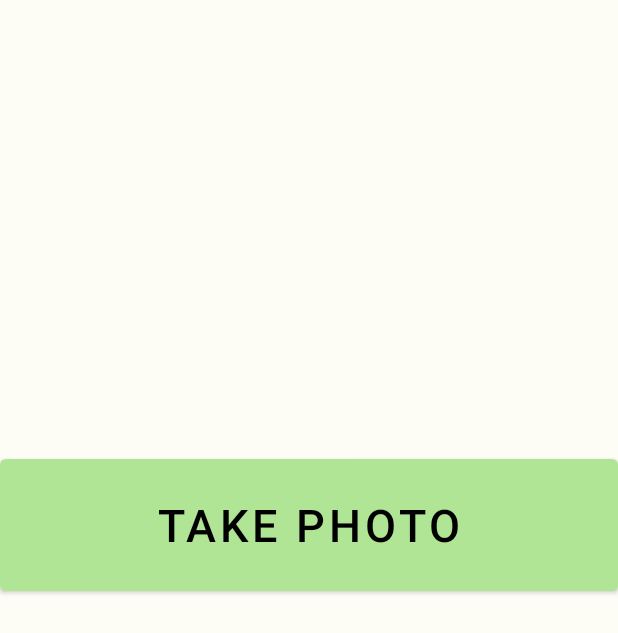
After one commit to lin-jeffrey/bay-bucket, an Android app: the layout image_test.xml on its own in the app's theme, with its tools: preview values and no code run, on a phone screen of 412 x 824 dp. The commit adds this screen. Shown: the top 633 px of the screen. Run offline under Robolectric (Android 15) with nearby library versions, the phone set to English and light mode, and no system bars; Roboto replaces fonts that are not available here.

Commit message:
Take photo test

```diff
--- /dev/null
+++ b/app/src/main/res/layout/image_test.xml
@@ -0,0 +1,29 @@
+<?xml version="1.0" encoding="utf-8"?>
+<LinearLayout
+    xmlns:android="http://schemas.android.com/apk/res/android"
+    android:layout_width="match_parent"
+    android:layout_height="match_parent"
+    xmlns:app="http://schemas.android.com/apk/res-auto"
+    xmlns:tools="http://schemas.android.com/tools"
+    android:orientation="vertical"
+    android:background="@color/light_green_background"
+    tools:context="ImageTestActivity">
+    <ImageView
+        android:id="@+id/test_image_view"
+        android:layout_width="match_parent"
+        android:layout_height="300dp"/>
+    <Button
+        android:id="@+id/test_image_button"
+        android:layout_width="match_parent"
+        android:layout_height="100dp"
+        android:text="take photo"
+        android:textSize="30sp"
+        android:textColor="@color/black"/>
+    <TextView
+        android:id="@+id/photo_uri_text"
+        android:layout_width="match_parent"
+        android:layout_height="wrap_content"/>
+
+
+
+</LinearLayout>
```
Also changed, not shown: app/src/main/AndroidManifest.xml (+8 -0 lines), app/src/main/java/com/example/baybucket/DestinationActivity.java (+14 -1 lines), app/src/main/java/com/example/baybucket/DestinationFragment.java (+61 -15 lines), app/src/main/java/com/example/baybucket/ImageTestActivity.java (added, +110 -0 lines), app/src/main/java/com/example/baybucket/ui/memory_gallery/MemoryGalleryFragment.java (+4 -4 lines), app/src/main/java/com/example/baybucket/ui/profile/ProfileFragment.java (+17 -7 lines).
